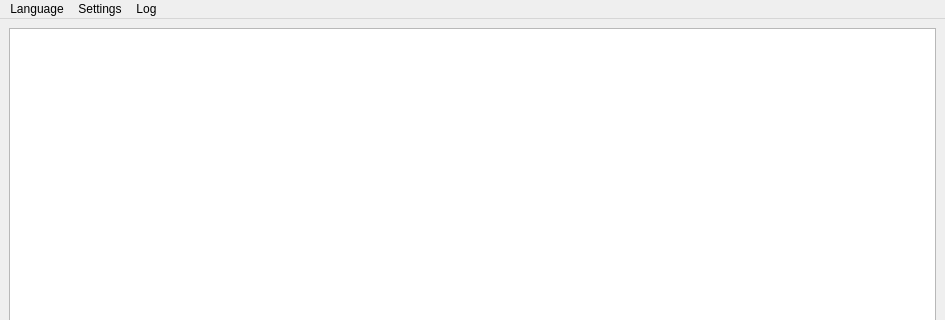
First picture: the form in srs/mainwindow.ui, repository recruit2018/Patcher, before the edit; both pictures show x 0 to 945 and y 0 to 320 of the 945 by 518 pixel window.
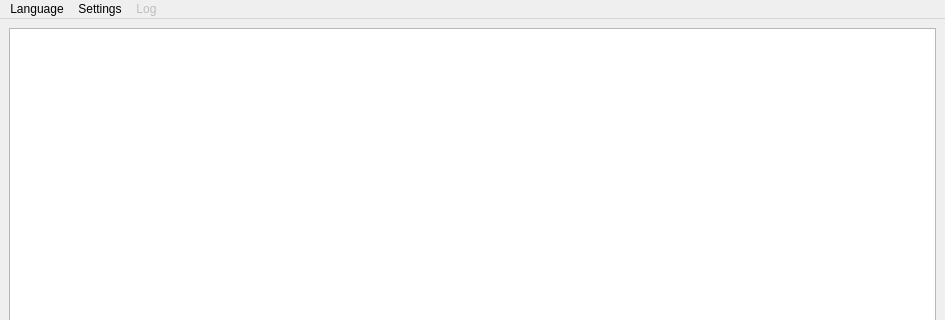
Second picture: the form after the edit.

What changed in the file:
```diff
--- a/srs/mainwindow.ui
+++ b/srs/mainwindow.ui
@@ -87,6 +87,9 @@
     <addaction name="actionLoad_settings"/>
    </widget>
    <widget class="QMenu" name="menulog">
+    <property name="enabled">
+     <bool>false</bool>
+    </property>
     <property name="title">
      <string>Log</string>
     </property>
```
Left out of the diff: 6 changed lines with no effect on the pictures.
